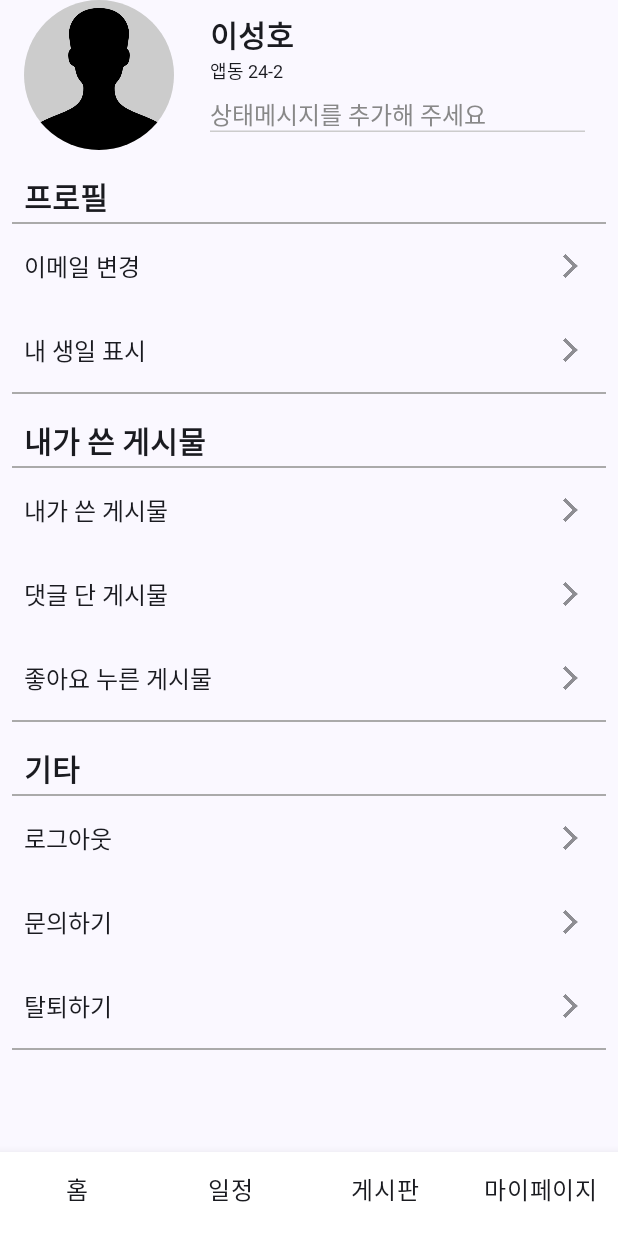
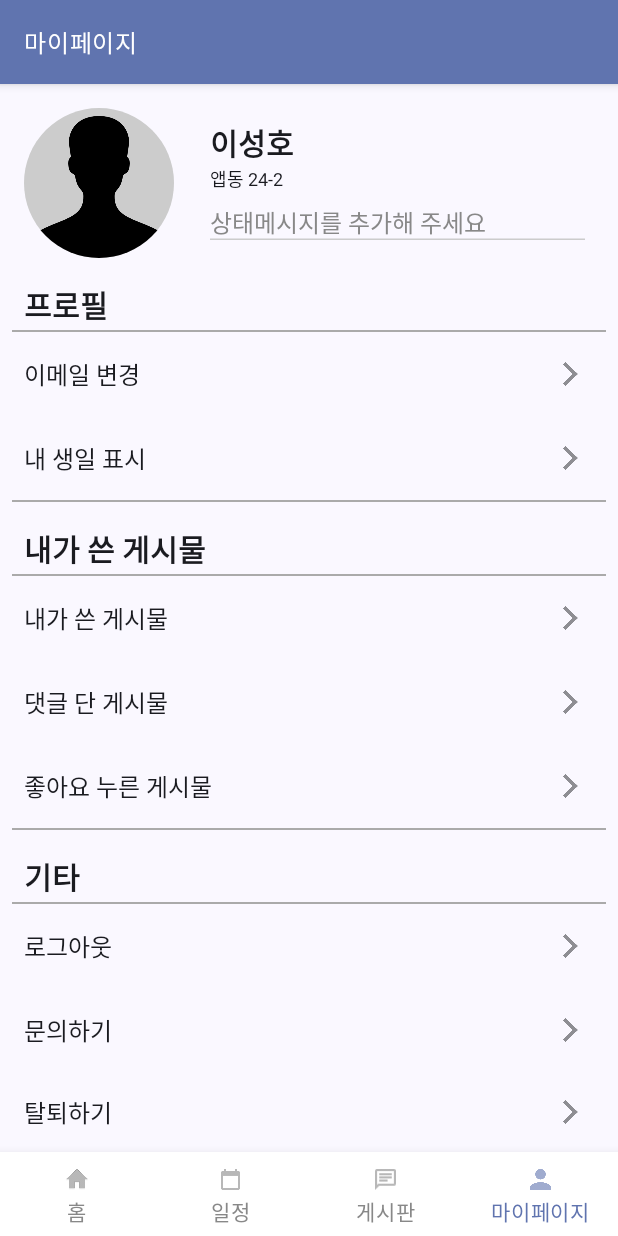
Before and after one commit to APPDONG-KNU/2024_2_Alpha, an Android app built with Jetpack Compose: the screen it shows after launch (MainActivity), item 4 of the bottom bar chosen, on a phone screen of 412 x 824 dp. Run offline under Robolectric (Android 15) with nearby library versions, the phone set to English and light mode, and no system bars.

Commit message:
Feat: 네비게이션 바 수정

```diff
--- a/app/src/main/java/com/example/alpha/NaviScreen.kt
+++ b/app/src/main/java/com/example/alpha/NaviScreen.kt
@@ -1,12 +1,17 @@
 package com.example.alpha
 
 import android.view.WindowInsets
+import androidx.annotation.DrawableRes
+import androidx.compose.animation.EnterTransition
+import androidx.compose.animation.ExitTransition
 import androidx.compose.foundation.layout.Box
 import androidx.compose.foundation.layout.PaddingValues
 import androidx.compose.foundation.layout.WindowInsetsSides
 import androidx.compose.foundation.layout.fillMaxSize
 import androidx.compose.foundation.layout.navigationBarsPadding
 import androidx.compose.foundation.layout.padding
+import androidx.compose.foundation.layout.size
+import androidx.compose.foundation.layout.statusBarsPadding
 import androidx.compose.foundation.layout.windowInsetsPadding
 import androidx.compose.material.*
 import androidx.compose.material3.Scaffold
@@ -15,7 +20,10 @@ import androidx.compose.runtime.Composable
 import androidx.compose.runtime.getValue
 import androidx.compose.ui.Modifier
 import androidx.compose.ui.graphics.Color
+import androidx.compose.ui.res.colorResource
+import androidx.compose.ui.res.painterResource
 import androidx.compose.ui.unit.dp
+import androidx.compose.ui.unit.sp
 import androidx.navigation.NavHostController
 import androidx.navigation.compose.NavHost
 import androidx.navigation.compose.composable
@@ -24,24 +32,35 @@ import androidx.navigation.compose.rememberNavController
 import com.example.alpha.option.OptionScreen
 
 // Bottom Navigation Destinations Enum
-enum class BottomNavScreen(val title: String) {
-    Home("홈"),
-    Calendar("일정"),
-    Board("게시판"),
-    MyPage("마이페이지")
+enum class BottomNavScreen(val title: String, @DrawableRes val icon: Int) {
+    Home("홈", R.drawable.home_vector),
+    Calendar("일정", R.drawable.calender_vector),
+    Board("게시판", R.drawable.board_vector),
+    MyPage("마이페이지", R.drawable.option_vector)
 }
 
 @Composable
 fun AppScreen() {
     val navController = rememberNavController()
+    val navBackStackEntry by navController.currentBackStackEntryAsState()
+    val currentRoute = navBackStackEntry?.destination?.route
 
+    val currentTitle = BottomNavScreen.values().find { it.name == currentRoute }?.title ?: "홈"
     Scaffold(
+        topBar = {
+            TopAppBar(
+                title = { Text(currentTitle, color = Color.White) },
+                backgroundColor = colorResource(id = R.color.select_icon),
+                elevation = 4.dp,
+                modifier = Modifier.statusBarsPadding()
+            )
+        },
         bottomBar = { BottomNavigationBar(navController) }
-    ) {paddingValues -> // PaddingValues를 받음
-        // paddingValues를 NavigationGraph로 전달
+    ) {paddingValues ->
         NavigationGraph(navController = navController, contentPadding = paddingValues)
     }
 }
+
 @Composable
 fun BottomNavigationBar(navController: NavHostController) {
     val items = BottomNavScreen.values()
@@ -49,17 +68,34 @@ fun BottomNavigationBar(navController: NavHostController) {
     val currentRoute = navBackStackEntry?.destination?.route
 
     BottomNavigation(
-        modifier = Modifier.navigationBarsPadding(), // Accompanist로 시스템 네비게이션 바 위로 이동
+        modifier = Modifier.navigationBarsPadding(),
         backgroundColor = Color.White,
-        contentColor = Color.Black,
-        elevation = 10.dp
+        elevation = 10.dp   //그림자
     ) {
         items.forEach { screen ->
             BottomNavigationItem(
-                icon = { /* 아이콘 추가 가능 */ },
-                label = { Text(screen.title) },
+                icon = {
+                    Icon(
+                        painter = painterResource(id = screen.icon),
+                        contentDescription = screen.title,
+                        modifier = Modifier
+                            .size(width = 30.dp, height = 30.dp)
+                            .padding(top = 8.dp, bottom = 8.dp)
+                    )
+                },
+                label = {
+                    Text(
+                        text = screen.title,
+                        fontSize = 14.sp,
+                        color = if (currentRoute == screen.name) {
+                            colorResource(id = R.color.select_icon)
+                        } else {
+                            Color.Gray
+                        }
+                    )
+                },
                 selected = currentRoute == screen.name,
-                selectedContentColor = Color.Black,
+                selectedContentColor = colorResource(R.color.select_icon),
                 unselectedContentColor = Color.Gray,
                 onClick = {
                     if (currentRoute != screen.name) {
@@ -76,7 +112,9 @@ fun NavigationGraph(navController: NavHostController, contentPadding: androidx.c
     NavHost(
         navController = navController,
         startDestination = BottomNavScreen.Home.name,
-        modifier = Modifier.padding(contentPadding)
+        modifier = Modifier.padding(contentPadding),
+        enterTransition = { EnterTransition.None},
+        exitTransition = { ExitTransition.None}
     ) {
         composable(BottomNavScreen.Home.name) {
             ScreenContent("홈 화면")
@@ -88,7 +126,7 @@ fun NavigationGraph(navController: NavHostController, contentPadding: androidx.c
             ScreenContent("게시판 화면")
         }
         composable(BottomNavScreen.MyPage.name) {
-            OptionScreen ()
+            OptionScreen()
         }
     }
 }
--- a/app/src/main/java/com/example/alpha/option/OptionScreen.kt
+++ b/app/src/main/java/com/example/alpha/option/OptionScreen.kt
@@ -46,6 +46,7 @@ import com.example.alpha.ui.theme.TextStyles
 fun OptionScreen( ){
     AlphaTheme {
         Column {
+            Spacer(modifier = Modifier.height(16.dp))
             Info(name = "이성호", enter = "앱동 24-2", message = "상태메시지를 추가해 주세요")
             Spacer(modifier = Modifier.height(16.dp))
             ListButton(name = "프로필", items = Profile)
@@ -60,23 +61,12 @@ fun OptionScreen( ){
 
 @Preview(showBackground = true)
 @Composable
-fun List_btnPreview() {
-    AlphaTheme {
-        Column {
-            Info(name = "이성호", enter = "앱동 24-2", message = "상태메시지를 추가해 주세요")
-            Spacer(modifier = Modifier.height(16.dp))
-            ListButton(name = "프로필", items = Profile)
-            Spacer(modifier = Modifier.height(16.dp))
-            ListButton(name = "내가 쓴 게시물", items = PostManagement)
-            Spacer(modifier = Modifier.height(16.dp))
-            ListButton(name = "기타", items = etc)
-        }
-    }
+fun Preview_OptionScreen() {
+    OptionScreen()
 }
 
 @Composable
 fun Info(name : String, enter : String, message : String){
-
     @Composable
     fun CustomTextField(
         defaultmessage: String,
--- a/app/src/main/res/values/colors.xml
+++ b/app/src/main/res/values/colors.xml
@@ -8,4 +8,6 @@
     <color name="black">#FF000000</color>
     <color name="white">#FFFFFFFF</color>
     <color name="under_line">#FFAAAAAA</color>
+
+    <color name="select_icon">#FF6074AF</color>
 </resources>
```
